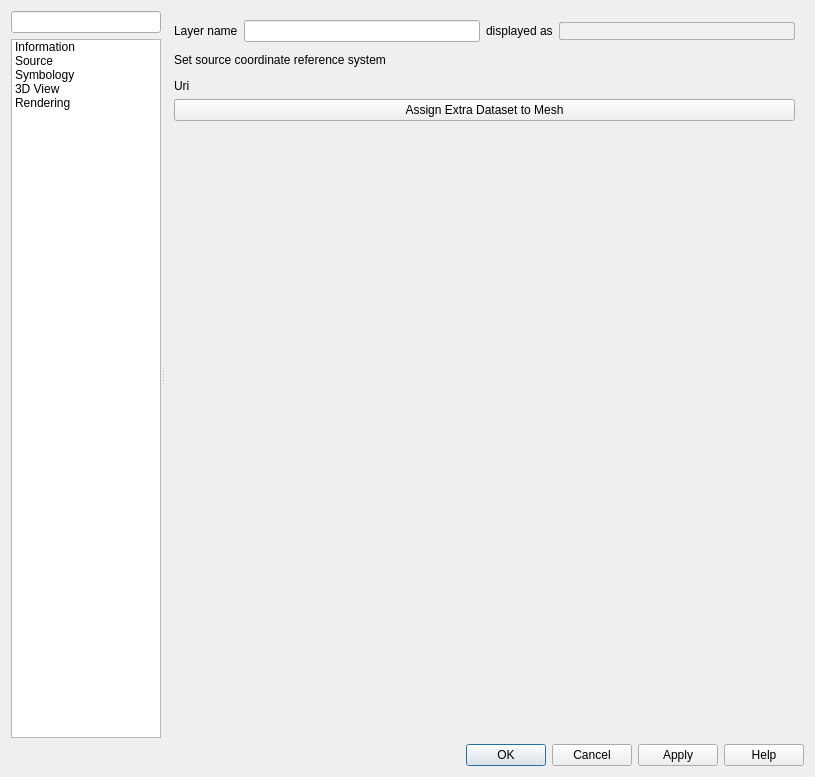
This is src/ui/mesh/qgsmeshlayerpropertiesbase.ui in qgis/QGIS as Qt 5 draws it before an edit. The edited form follows.
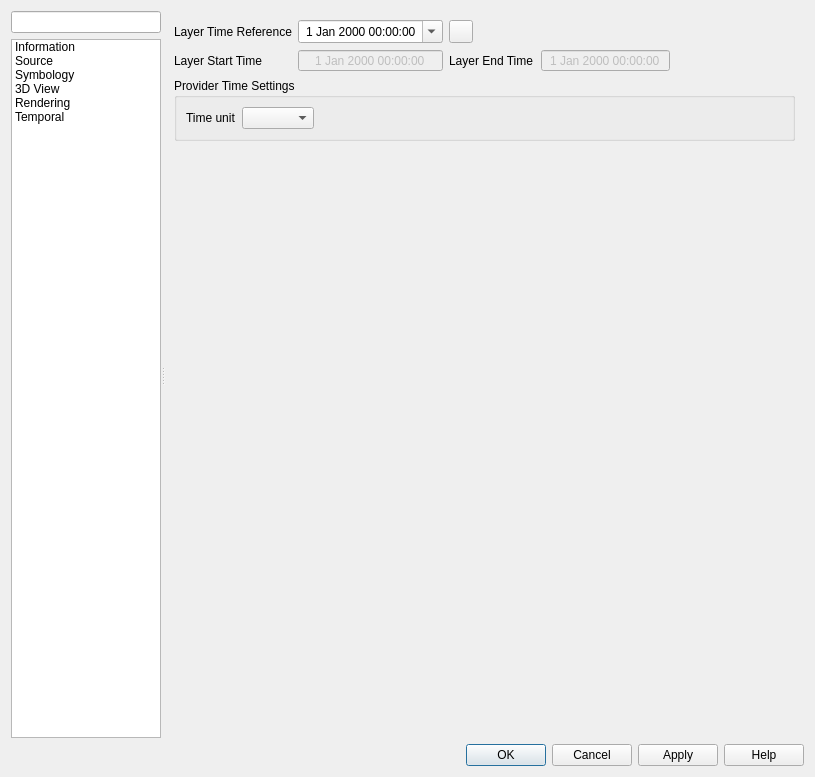
This is the edited form. The open tabs and pages were chosen to show the change. Icons and pictures are not drawn. Custom widgets are drawn as their Qt base class.

Commit message:
[FEATURE][MESH] plug mesh layer to QGIS temporal framework (#35466)
[FEATURE] Use temporal controller for the mesh layer time handling.

What changed in the file:
```diff
--- a/src/ui/mesh/qgsmeshlayerpropertiesbase.ui
+++ b/src/ui/mesh/qgsmeshlayerpropertiesbase.ui
@@ -140,6 +140,15 @@
             <normaloff>:/images/themes/default/propertyicons/rendering.svg</normaloff>:/images/themes/default/propertyicons/rendering.svg</iconset>
           </property>
          </item>
+         <item>
+          <property name="text">
+           <string>Temporal</string>
+          </property>
+          <property name="icon">
+           <iconset resource="../../../images/images.qrc">
+            <normaloff>:/images/themes/default/propertyicons/temporal.svg</normaloff>:/images/themes/default/propertyicons/temporal.svg</iconset>
+          </property>
+         </item>
         </widget>
        </item>
       </layout>
@@ -178,6 +187,9 @@
            <verstretch>0</verstretch>
           </sizepolicy>
          </property>
+         <property name="frameShadow">
+          <enum>QFrame::Plain</enum>
+         </property>
          <property name="currentIndex">
           <number>0</number>
          </property>
@@ -216,7 +228,7 @@
                 <x>0</x>
                 <y>0</y>
                 <width>643</width>
-                <height>729</height>
+                <height>727</height>
                </rect>
               </property>
               <layout class="QVBoxLayout" name="verticalLayout_4">
@@ -435,6 +447,169 @@
            </item>
           </layout>
          </widget>
+         <widget class="QWidget" name="mOptsPage_Temporal">
+          <layout class="QGridLayout" name="gridLayout_3">
+           <item row="1" column="3">
+            <widget class="QDateTimeEdit" name="mTemporalDateTimeStart">
+             <property name="enabled">
+              <bool>false</bool>
+             </property>
+             <property name="alignment">
+              <set>Qt::AlignCenter</set>
+             </property>
+             <property name="readOnly">
+              <bool>true</bool>
+             </property>
+             <property name="buttonSymbols">
+              <enum>QAbstractSpinBox::NoButtons</enum>
+             </property>
+            </widget>
+           </item>
+           <item row="0" column="4">
+            <widget class="QPushButton" name="mTemporalReloadButton">
+             <property name="maximumSize">
+              <size>
+               <width>24</width>
+               <height>24</height>
+              </size>
+             </property>
+             <property name="toolTip">
+              <string>Reload from provider</string>
+             </property>
+             <property name="text">
+              <string/>
+             </property>
+             <property name="icon">
+              <iconset resource="../../../images/images.qrc">
+               <normaloff>:/images/themes/default/mActionRefresh.svg</normaloff>:/images/themes/default/mActionRefresh.svg</iconset>
+             </property>
+            </widget>
+           </item>
+           <item row="0" column="2">
+            <widget class="QLabel" name="label_3">
+             <property name="text">
+              <string>Layer Time Reference</string>
+             </property>
+            </widget>
+           </item>
+           <item row="2" column="2" colspan="7">
+            <widget class="QGroupBox" name="groupBox_2">
+             <property name="title">
+              <string>Provider Time Settings</string>
+             </property>
+             <layout class="QGridLayout" name="gridLayout_5">
+              <item row="0" column="2">
+               <spacer name="horizontalSpacer_4">
+                <property name="orientation">
+                 <enum>Qt::Horizontal</enum>
+                </property>
+                <property name="sizeHint" stdset="0">
+                 <size>
+                  <width>40</width>
+                  <height>20</height>
+                 </size>
+                </property>
+               </spacer>
+              </item>
+              <item row="0" column="0">
+               <widget class="QLabel" name="label_12">
+                <property name="text">
+                 <string>Time unit</string>
+                </property>
+               </widget>
+              </item>
+              <item row="0" column="1">
+               <widget class="QComboBox" name="mTemporalProviderTimeUnitComboBox"/>
+              </item>
+             </layout>
+            </widget>
+           </item>
+           <item row="0" column="3">
+            <widget class="QDateTimeEdit" name="mTemporalDateTimeReference">
+             <property name="alignment">
+              <set>Qt::AlignCenter</set>
+             </property>
+             <property name="calendarPopup">
+              <bool>true</bool>
+             </property>
+             <property name="timeSpec">
+              <enum>Qt::UTC</enum>
+             </property>
+            </widget>
+           </item>
+           <item row="0" column="7" colspan="2">
+            <spacer name="horizontalSpacer">
+             <property name="orientation">
+              <enum>Qt::Horizontal</enum>
+             </property>
+             <property name="sizeHint" stdset="0">
+              <size>
+               <width>40</width>
+               <height>20</height>
+              </size>
+             </property>
+            </spacer>
+           </item>
+           <item row="1" column="4" colspan="2">
+            <widget class="QLabel" name="label_4">
+             <property name="text">
+              <string>Layer End Time</string>
+             </property>
+            </widget>
+           </item>
+           <item row="1" column="6">
+            <widget class="QDateTimeEdit" name="mTemporalDateTimeEnd">
+             <property name="enabled">
+              <bool>false</bool>
+             </property>
+             <property name="wrapping">
+              <bool>false</bool>
+             </property>
+             <property name="frame">
+              <bool>true</bool>
+             </property>
+             <property name="alignment">
+              <set>Qt::AlignCenter</set>
+             </property>
+             <property name="readOnly">
+              <bool>true</bool>
+             </property>
+             <property name="buttonSymbols">
+              <enum>QAbstractSpinBox::NoButtons</enum>
+             </property>
+             <property name="accelerated">
+              <bool>false</bool>
+             </property>
+             <property name="showGroupSeparator" stdset="0">
+              <bool>false</bool>
+             </property>
+             <property name="timeSpec">
+              <enum>Qt::UTC</enum>
+             </property>
+            </widget>
+           </item>
+           <item row="3" column="2">
+            <spacer name="verticalSpacer_2">
+             <property name="orientation">
+              <enum>Qt::Vertical</enum>
+             </property>
+             <property name="sizeHint" stdset="0">
+              <size>
+               <width>20</width>
+               <height>40</height>
+              </size>
+             </property>
+            </spacer>
+           </item>
+           <item row="1" column="2">
+            <widget class="QLabel" name="label_6">
+             <property name="text">
+              <string>Layer Start Time</string>
+             </property>
+            </widget>
+           </item>
+          </layout>
+         </widget>
         </widget>
        </item>
       </layout>
@@ -490,6 +665,12 @@
    <header>qgscollapsiblegroupbox.h</header>
    <container>1</container>
   </customwidget>
+  <customwidget>
+   <class>QgsScrollArea</class>
+   <extends>QScrollArea</extends>
+   <header>qgsscrollarea.h</header>
+   <container>1</container>
+  </customwidget>
   <customwidget>
    <class>QgsFilterLineEdit</class>
    <extends>QLineEdit</extends>
@@ -502,9 +683,9 @@
    <container>1</container>
   </customwidget>
   <customwidget>
-   <class>QgsScrollArea</class>
-   <extends>QScrollArea</extends>
-   <header>qgsscrollarea.h</header>
+   <class>QgsMeshStaticDatasetWidget</class>
+   <extends>QWidget</extends>
+   <header>qgsmeshstaticdatasetwidget.h</header>
    <container>1</container>
   </customwidget>
  </customwidgets>
```
Left out of the diff: 19 changed lines with no effect on the pictures. The commit also changes 84 other files.
